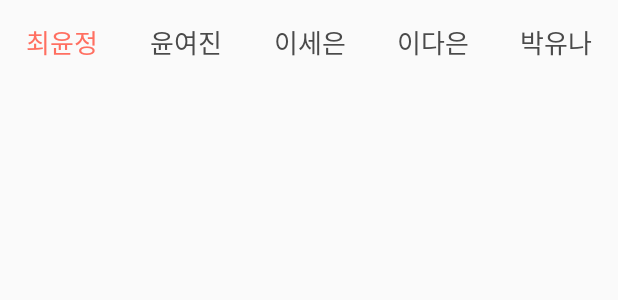
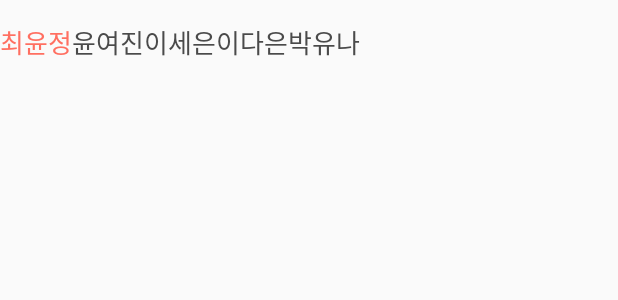
Before and after one commit to soptart/Client-Android, an Android app: the layout top_navigation_tab_home_artist.xml on its own in the app's theme, with its tools: preview values and no code run, on a phone screen of 412 x 824 dp. Shown: the top 300 px of the screen. Run offline under Robolectric (Android 15) with nearby library versions, the phone set to English and light mode, and no system bars.

Commit message:
2019-01-01
Happy New Year

```diff
--- a/app/src/main/res/layout/activity_purchase.xml
+++ b/app/src/main/res/layout/activity_purchase.xml
@@ -305,8 +305,7 @@
                             android:layout_width="match_parent"
                             android:layout_height="wrap_content"
                             android:textColor="#4a4a4a"/>
-                    <RadioButton
-                            android:buttonTint="#FF6F61"
+                    <CheckBox
                             android:paddingVertical="10dp"
                             android:id="@+id/rbtn_purchase_agree_warning"
                             android:text="동의하기"
@@ -330,8 +329,7 @@
                             android:layout_width="match_parent"
                             android:layout_height="wrap_content"
                             android:textColor="#4a4a4a"/>
-                    <RadioButton
-                            android:buttonTint="#FF6F61"
+                    <CheckBox
                             android:paddingVertical="10dp"
                             android:id="@+id/rbtn_purchase_agree_refund"
                             android:text="동의하기"
--- a/app/src/main/res/layout/fragment_home_today.xml
+++ b/app/src/main/res/layout/fragment_home_today.xml
@@ -43,8 +43,11 @@
                     android:layout_width="match_parent"
                     android:layout_height="30dp"
                     android:layout_alignParentTop="true"
-                    android:layout_marginLeft="40dp"
+                    android:layout_marginLeft="30dp"
                     android:layout_marginTop="23dp"
+                    app:tabPaddingStart="0dp"
+                    app:tabPaddingEnd="0dp"
+                    app:tabIndicatorFullWidth="false"
                     app:tabSelectedTextColor="@color/colorEssential"
                     app:tabIndicatorColor="@color/colorEssential"/>
 
@@ -58,7 +61,6 @@
                     android:layout_width="match_parent"
                     android:layout_height="68dp"
                     android:orientation="vertical"
-                    android:layout_marginTop="30dp"
                     android:layout_marginLeft="40dp">
 
                 <TextView
--- a/app/src/main/res/layout/top_navigation_tab_home_artist.xml
+++ b/app/src/main/res/layout/top_navigation_tab_home_artist.xml
@@ -5,24 +5,25 @@
     android:orientation="horizontal">
     <RelativeLayout
             android:id="@+id/btn_top_navi_first_arti_tab"
-        android:layout_width="match_parent"
+            android:layout_width="wrap_content"
             android:layout_height="match_parent"
-        android:layout_weight="1">
+    >
 
         <TextView
                 android:id="@+id/tv_top_navi_first_arti_tab"
                 android:layout_width="wrap_content"
                 android:layout_height="wrap_content"
-            android:layout_centerInParent="true"
+                android:includeFontPadding="false"
                 android:text="최윤정"
                 android:textSize="17sp"
-            android:textColor="@color/colorEssential"/>
+                android:textColor="@color/colorEssential" android:layout_centerVertical="true"
+                android:layout_centerHorizontal="true" android:textAlignment="center"/>
     </RelativeLayout>
     <RelativeLayout
             android:id="@+id/btn_top_navi_second_arti_tab"
-        android:layout_width="match_parent"
+            android:layout_width="wrap_content"
             android:layout_height="match_parent"
-        android:layout_weight="1">
+    >
 
         <TextView
                 android:id="@+id/tv_top_navi_second_arti_tab"
@@ -35,9 +36,9 @@
     </RelativeLayout>
     <RelativeLayout
             android:id="@+id/btn_top_navi_third_arti_tab"
-        android:layout_width="match_parent"
+            android:layout_width="wrap_content"
             android:layout_height="match_parent"
-        android:layout_weight="1">
+    >
 
         <TextView
                 android:id="@+id/tv_top_navi_third_arti_tab"
@@ -50,9 +51,9 @@
     </RelativeLayout>
     <RelativeLayout
             android:id="@+id/btn_top_navi_fourth_arti_tab"
-        android:layout_width="match_parent"
+            android:layout_width="wrap_content"
             android:layout_height="match_parent"
-        android:layout_weight="1">
+    >
 
         <TextView
                 android:id="@+id/tv_top_navi_fourth_arti_tab"
@@ -65,9 +66,9 @@
     </RelativeLayout>
     <RelativeLayout
             android:id="@+id/btn_top_navi_fifth_arti_tab"
-        android:layout_width="match_parent"
+            android:layout_width="wrap_content"
             android:layout_height="match_parent"
-        android:layout_weight="1">
+    >
 
         <TextView
                 android:id="@+id/tv_top_navi_fifth_arti_tab"
--- a/app/src/main/res/values/colors.xml
+++ b/app/src/main/res/values/colors.xml
@@ -10,5 +10,5 @@
     <color name="colorMainGrey">#777777</color>
     <color name="colorBackgroundWhite">#FFFFFF</color>
     <color name="highlight">#ff6f61</color>
-    <color name="colorNonSelectedTab">#c5c5c5</color>
+    <color name="colorNonSelectedTab">#434343</color>
 </resources>
```
Also changed, not shown: app/src/main/java/com/artoo/sopt23/artoo_client_android/Adapter/ApplyExMyProductAdapter.kt (+20 -20 lines), app/src/main/java/com/artoo/sopt23/artoo_client_android/Adapter/ApplyExhibitionAdapter.kt (+20 -1 lines). Lines whose indentation alone changed are shown as unchanged.
